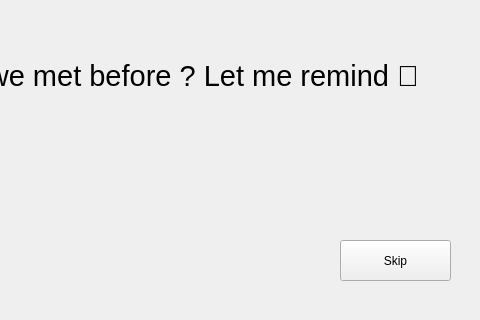
The window that UI/smrr_ui/src/ui/screen_face.ui (ENTC-FYP-19-G08/ismrr) describes before a commit, drawn with Qt 5; both pictures show x 160 to 640 and y 160 to 480 of the 640 by 480 pixel window.
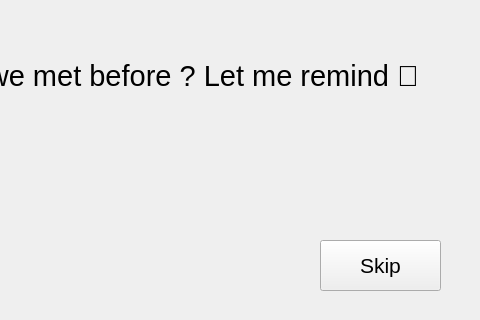
The same window after the commit. Icons and pictures are not drawn.

Commit message: upgrade ui resoluiton to 640x480 and adjust font sizes

```diff
--- a/UI/smrr_ui/src/ui/screen_face.ui
+++ b/UI/smrr_ui/src/ui/screen_face.ui
@@ -98,12 +98,17 @@
   <widget class="QPushButton" name="btnSkip">
    <property name="geometry">
     <rect>
-     <x>500</x>
+     <x>480</x>
      <y>400</y>
-     <width>111</width>
-     <height>41</height>
+     <width>121</width>
+     <height>51</height>
     </rect>
    </property>
+   <property name="font">
+    <font>
+     <pointsize>16</pointsize>
+    </font>
+   </property>
    <property name="text">
     <string>Skip</string>
    </property>
```
Left out of the diff: 6 changed lines with no effect on the pictures. The commit also changes 9 other files.
